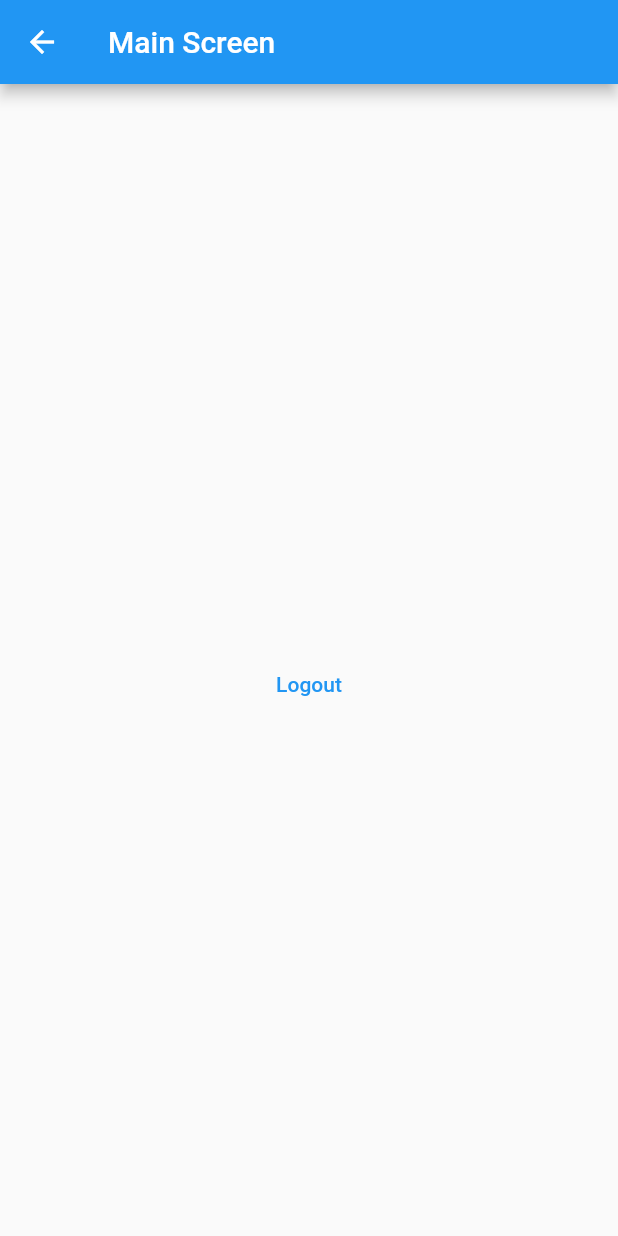
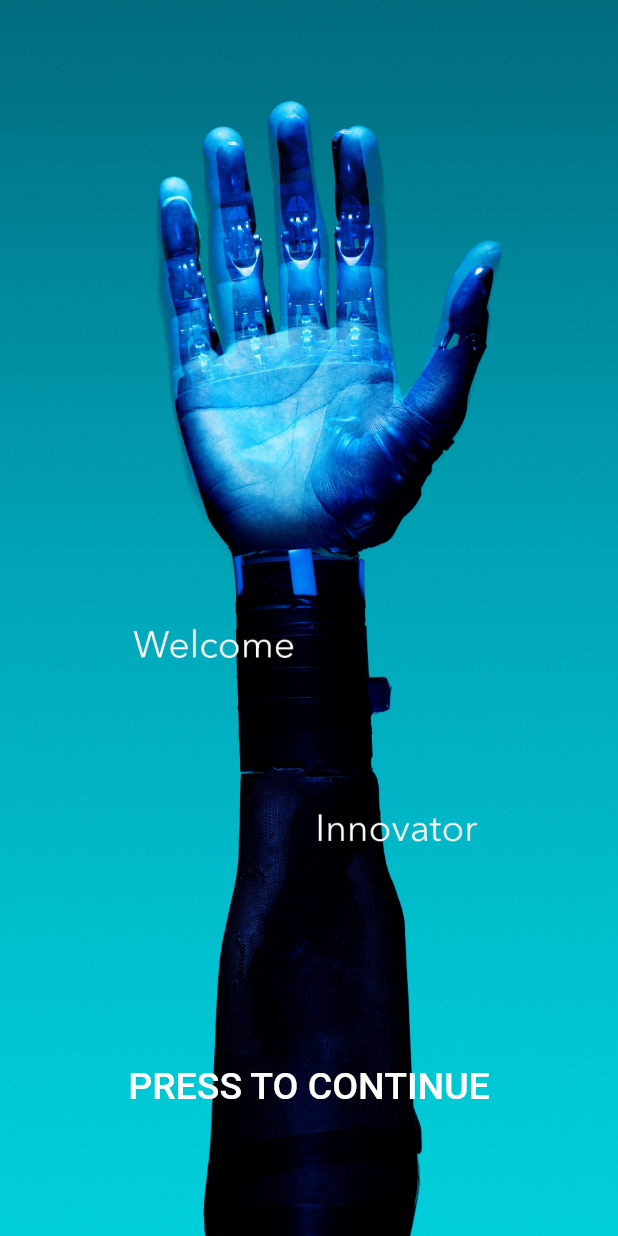
Before and after one commit to ISLOMXONDEV/innovators, a Flutter app: the WelcomeScreen screen opened by its route, on a phone screen of 412 x 824 dp. Run offline on Flutter 3.47's test engine with Material 2 defaults, Android fonts, the phone set to English and light mode, and no system bars; our stand-ins replace cloud_firestore, firebase_auth, firebase_core, fluttertoast, shared_preferences, toggle_switch; missing offline and left inert: onboarding; accounts and stored records are empty.

Commit message:
add:user mode and navigation according to, Provider

```diff
--- a/lib/data/core.dart
+++ b/lib/data/core.dart
@@ -1,12 +1,6 @@
 import 'package:flutter/material.dart';
 
 const String ISVIEWED = 'onBoard';
-
-enum UserTypeEnum {
-  owner,
-  employee,
-  service,
-}
 
 var ColorTheme = Colors.indigo.shade800;
 const String UserType = "user_type";
--- a/lib/view/views.dart
+++ b/lib/view/views.dart
@@ -2,3 +2,6 @@ export 'welcome_screen/welcome_screen.dart';
 export 'splash_page/splash_screen.dart';
 export 'login/login_screen.dart';
 export 'login/registration_screen.dart';
+export 'package:innovators/view/employer_screen/employer_main_screen.dart';
+export 'package:innovators/view/founder_screen/founder_screen.dart';
+export 'package:innovators/view/service_screen/service_main_screen.dart';
--- a/lib/view/welcome_screen/welcome_screen.dart
+++ b/lib/view/welcome_screen/welcome_screen.dart
@@ -2,8 +2,9 @@ import 'package:cloud_firestore/cloud_firestore.dart';
 import 'package:firebase_auth/firebase_auth.dart';
 import 'package:flutter/material.dart';
 import 'package:innovators/data/models/user_model.dart';
-import 'package:innovators/view/login/login_screen.dart';
+
 import 'package:shared_preferences/shared_preferences.dart';
+import 'package:innovators/view/views.dart';
 
 import '../../data/core.dart';
 
@@ -42,25 +43,44 @@ class _WelcomeScreenState extends State<WelcomeScreen> {
 
   @override
   Widget build(BuildContext context) {
-    return Scaffold(
-      appBar: AppBar(
-        title: const Text("Main Screen"),
-      ),
-      body: Center(
-        child: Column(
-          mainAxisAlignment: MainAxisAlignment.center,
-          children: <Widget>[
-            Text("${loggedInUser.firstName} ${loggedInUser.secondName}"),
-            Text("${loggedInUser.email}"),
-            TextButton(
+    double screenHeight = MediaQuery.of(context).size.height;
+    return Container(
+        decoration: const BoxDecoration(
+          image: DecorationImage(
+            fit: BoxFit.cover,
+            image: AssetImage('assets/images/welcome.jpg'),
+          ),
+        ),
+        child: Scaffold(
+          backgroundColor: Colors.transparent,
+          body: Center(
+            child: Padding(
+              padding: EdgeInsets.only(top: screenHeight - 200),
+              child: TextButton(
+                style: TextButton.styleFrom(
+                  primary: Colors.white,
+                ),
+                child: const Text(
+                  "PRESS TO CONTINUE",
+                  style: TextStyle(fontSize: 25, fontFamily: ''),
+                ),
                 onPressed: () {
-                  logout(context);
+                  if (loggedInUser.userMode == "employee") {
+                    Navigator.of(context).pushReplacement(MaterialPageRoute(
+                        builder: (context) => EmployerMainScreen()));
+                  } else if (loggedInUser.userMode == "founder") {
+                    Navigator.of(context).pushReplacement(MaterialPageRoute(
+                        builder: (context) => FounderMainScreen()));
+                  } else {
+                    Navigator.of(context).pushReplacement(MaterialPageRoute(
+                        builder: (context) => ServiceMainScreen()));
+                  }
                 },
-                child: Text("Logout"))
-          ],
-        ),
-      ), // This trailing comma makes auto-formatting nicer for build methods.
-    );
+              ),
+            ),
+          ),
+        ) // This trailing comma makes auto-formatting nicer for build methods.
+        );
   }
 
   Future<void> logout(BuildContext context) async {
```
Also changed, not shown: lib/view/employer_screen/employer_main_screen.dart (+15 -0 lines), lib/view/founder_screen/founder_screen.dart (added, +19 -0 lines), lib/view/service_screen/service_main_screen.dart (added, +19 -0 lines), assets/images/welcome.jpg (added).
